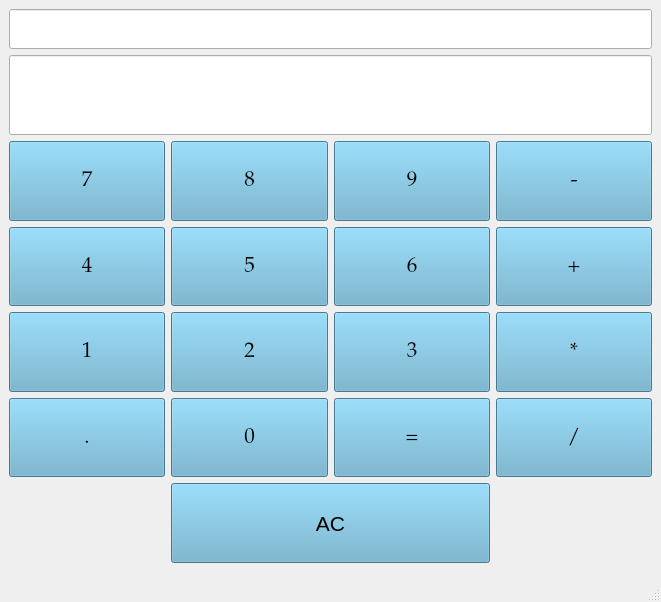
The window that calculator.ui (VovaDym/37.1) describes before a commit, drawn with Qt 5.
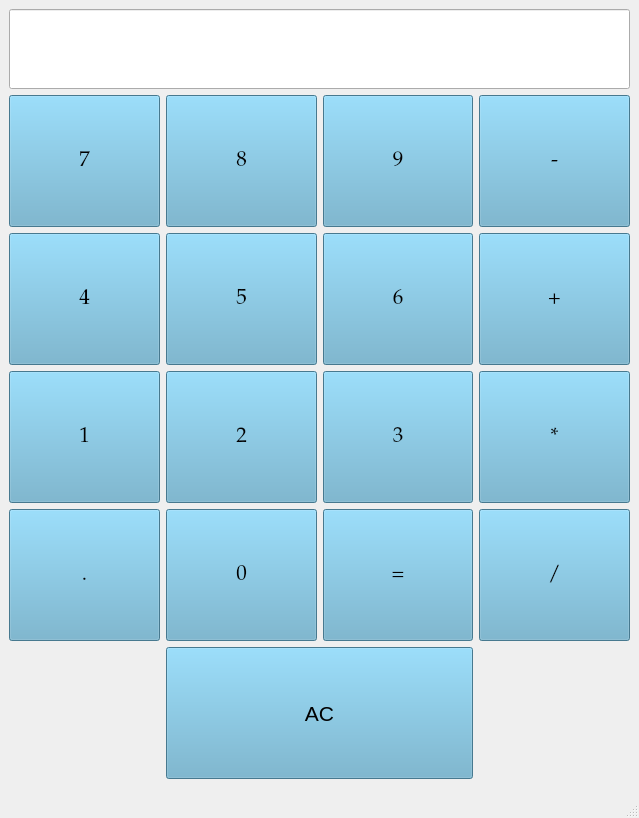
The same window after the commit.

Commit message: 37.1.Ok.OtimizationSlots

```diff
--- a/calculator.ui
+++ b/calculator.ui
@@ -6,8 +6,8 @@
    <rect>
     <x>0</x>
     <y>0</y>
-    <width>661</width>
-    <height>602</height>
+    <width>639</width>
+    <height>818</height>
    </rect>
   </property>
   <property name="font">
@@ -21,32 +21,6 @@
   <widget class="QWidget" name="centralwidget">
    <layout class="QGridLayout" name="gridLayout_3">
     <item row="0" column="0">
-     <layout class="QVBoxLayout" name="verticalLayout">
-      <item>
-       <widget class="QLineEdit" name="enterShow">
-        <property name="minimumSize">
-         <size>
-          <width>0</width>
-          <height>40</height>
-         </size>
-        </property>
-        <property name="font">
-         <font>
-          <pointsize>10</pointsize>
-         </font>
-        </property>
-        <property name="layoutDirection">
-         <enum>Qt::LeftToRight</enum>
-        </property>
-        <property name="text">
-         <string/>
-        </property>
-        <property name="alignment">
-         <set>Qt::AlignRight|Qt::AlignTrailing|Qt::AlignVCenter</set>
-        </property>
-       </widget>
-      </item>
-      <item>
        <widget class="QLineEdit" name="resultShow">
         <property name="minimumSize">
          <size>
@@ -69,7 +43,7 @@
         </property>
        </widget>
       </item>
-      <item>
+    <item row="1" column="0">
        <layout class="QGridLayout" name="gridLayout">
         <item row="1" column="0">
          <layout class="QGridLayout" name="gridLayout_2"/>
@@ -525,8 +499,6 @@
        </layout>
       </item>
      </layout>
-    </item>
-   </layout>
   </widget>
   <widget class="QMenuBar" name="menubar">
    <property name="geometry">
```
Left out of the diff: 406 changed lines with no effect on the pictures. Lines whose indentation alone changed are shown as unchanged. The commit also changes 2 other files.
